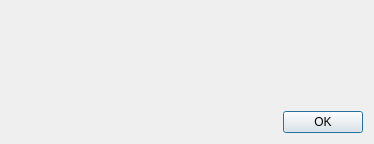
This is about.ui in saitohirga/WSJT-X as Qt 5 draws it before an edit. The edited form follows.
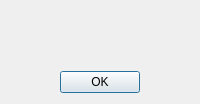
This is the edited form.

Commit message: Add the WSJT-X logo to the about dialog and make it clickable

Patch:
```diff
--- a/about.ui
+++ b/about.ui
@@ -5,20 +5,6 @@
   <property name="windowModality">
    <enum>Qt::NonModal</enum>
   </property>
-  <property name="geometry">
-   <rect>
-    <x>0</x>
-    <y>0</y>
-    <width>374</width>
-    <height>144</height>
-   </rect>
-  </property>
-  <property name="sizePolicy">
-   <sizepolicy hsizetype="Preferred" vsizetype="Preferred">
-    <horstretch>0</horstretch>
-    <verstretch>0</verstretch>
-   </sizepolicy>
-  </property>
   <property name="windowTitle">
    <string>About WSJT-X</string>
   </property>
@@ -75,6 +61,19 @@
        </property>
       </widget>
      </item>
+     <item>
+      <spacer name="horizontalSpacer_2">
+       <property name="orientation">
+        <enum>Qt::Horizontal</enum>
+       </property>
+       <property name="sizeHint" stdset="0">
+        <size>
+         <width>40</width>
+         <height>20</height>
+        </size>
+       </property>
+      </spacer>
+     </item>
     </layout>
    </item>
   </layout>
```
The commit also changes 4 other files.
